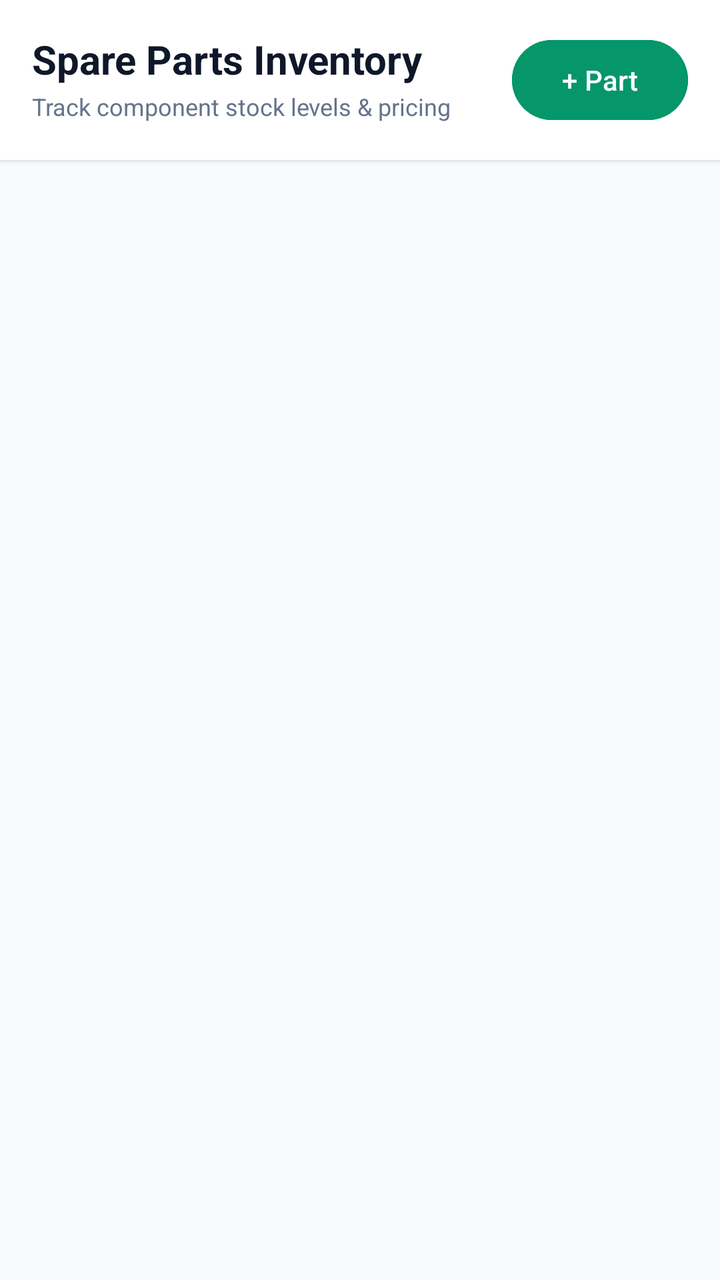
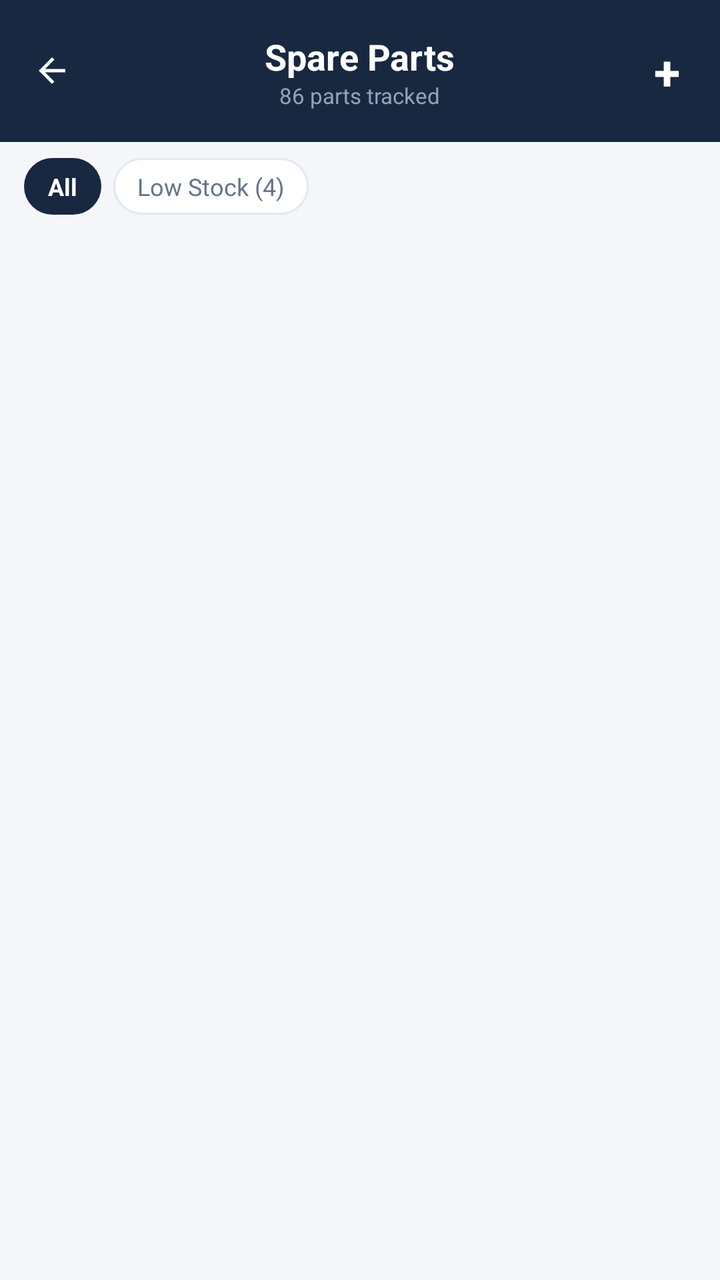

An Android layout rendered at two revisions. The XML below is the earlier revision; the diff shows what the commit changed to produce the second picture.
<!-- AndroidManifest.xml: application theme Theme.TechFix -->
<!-- res/layout/fragment_admin_spare_parts.xml -->
<?xml version="1.0" encoding="utf-8"?>
<LinearLayout 
    xmlns:android="http://schemas.android.com/apk/res/android"
    xmlns:app="http://schemas.android.com/apk/res-auto"
    xmlns:tools="http://schemas.android.com/tools"
    android:layout_width="match_parent"
    android:layout_height="match_parent"
    android:orientation="vertical"
    android:background="#F8FAFC">


    <RelativeLayout
        android:layout_width="match_parent"
        android:layout_height="wrap_content"
        android:background="#FFFFFF"
        android:padding="16dp"
        android:elevation="2dp">

        <LinearLayout
            android:layout_width="wrap_content"
            android:layout_height="wrap_content"
            android:orientation="vertical">

            <TextView
                android:layout_width="wrap_content"
                android:layout_height="wrap_content"
                android:text="Spare Parts Inventory"
                android:textSize="20sp"
                android:textStyle="bold"
                android:textColor="#0F172A" />

            <TextView
                android:layout_width="wrap_content"
                android:layout_height="wrap_content"
                android:layout_marginTop="2dp"
                android:text="Track component stock levels &amp; pricing"
                android:textSize="12sp"
                android:textColor="#64748B" />
        </LinearLayout>

        <com.google.android.material.button.MaterialButton
            android:id="@+id/btnAddSparePart"
            android:layout_width="wrap_content"
            android:layout_height="wrap_content"
            android:layout_alignParentEnd="true"
            android:layout_centerVertical="true"
            android:text="+ Part"
            android:backgroundTint="#059669" />
    </RelativeLayout>

    <androidx.recyclerview.widget.RecyclerView
        android:id="@+id/rvSparePartsList"
        android:layout_width="match_parent"
        android:layout_height="0dp"
        android:layout_weight="1"
        android:paddingVertical="8dp"
        tools:listitem="@layout/item_spare_part_card" />


</LinearLayout>
<!-- res/layout/item_spare_part_card.xml (included above) -->
<?xml version="1.0" encoding="utf-8"?>
<com.google.android.material.card.MaterialCardView 
    xmlns:android="http://schemas.android.com/apk/res/android"
    xmlns:app="http://schemas.android.com/apk/res-auto"
    android:layout_width="match_parent"
    android:layout_height="wrap_content"
    android:layout_marginHorizontal="16dp"
    android:layout_marginVertical="8dp"
    app:cardCornerRadius="20dp"
    app:cardElevation="2dp"
    app:strokeColor="#E2E8F0"
    app:strokeWidth="1.2dp"
    app:cardBackgroundColor="#FFFFFF">

    <LinearLayout
        android:layout_width="match_parent"
        android:layout_height="wrap_content"
        android:orientation="vertical"
        android:padding="20dp">

        <RelativeLayout
            android:layout_width="match_parent"
            android:layout_height="wrap_content">

            <TextView
                android:id="@+id/tvPartName"
                android:layout_width="wrap_content"
                android:layout_height="wrap_content"
                android:layout_alignParentStart="true"
                android:layout_toStartOf="@id/tvStockStatusBadge"
                android:layout_marginEnd="8dp"
                android:text="Samsung A54 Display Assembly"
                android:textSize="17sp"
                android:textStyle="bold"
                android:textColor="#0F172A" />

            <TextView
                android:id="@+id/tvStockStatusBadge"
                android:layout_width="wrap_content"
                android:layout_height="wrap_content"
                android:layout_alignParentEnd="true"
                android:text="AVAILABLE"
                android:textSize="11sp"
                android:textStyle="bold"
                android:textColor="#065F46"
                android:background="@drawable/bg_pill_badge"
                android:backgroundTint="#D1FAE5"
                android:paddingHorizontal="12dp"
                android:paddingVertical="5dp" />
        </RelativeLayout>

        <TextView
            android:id="@+id/tvPartCategoryAndModel"
            android:layout_width="wrap_content"
            android:layout_height="wrap_content"
            android:layout_marginTop="4dp"
            android:text="Mobile Display  •  Samsung Galaxy A54"
            android:textSize="13sp"
            android:textColor="#64748B" />

        <RelativeLayout
            android:layout_width="match_parent"
            android:layout_height="wrap_content"
            android:layout_marginTop="12dp">

            <TextView
                android:id="@+id/tvPartQuantity"
                android:layout_width="wrap_content"
                android:layout_height="wrap_content"
                android:layout_alignParentStart="true"
                android:layout_centerVertical="true"
                android:text="Stock: 4 Units (Min: 2)"
                android:textSize="13sp"
                android:textColor="#475569" />

            <TextView
                android:id="@+id/tvPartPrice"
                android:layout_width="wrap_content"
                android:layout_height="wrap_content"
                android:layout_alignParentEnd="true"
                android:text="Rs. 25,000"
                android:textSize="17sp"
                android:textStyle="bold"
                android:textColor="#059669" />
        </RelativeLayout>

    </LinearLayout>

</com.google.android.material.card.MaterialCardView>
<!-- resources referenced by this layout -->
<resources>
  <!-- drawable bg_pill_badge (drawable) -->
  <?xml version="1.0" encoding="utf-8"?>
  <shape xmlns:android="http://schemas.android.com/apk/res/android"
      android:shape="rectangle">
      <solid android:color="#FEE2E2" />
      <corners android:radius="12dp" />
  </shape>
  <style name="Theme.TechFix" parent="Base.Theme.TechFix" />
  <style name="Base.Theme.TechFix" parent="Theme.Material3.DayNight.NoActionBar">
          
          
      </style>
</resources>

<!-- the commit's change to res/layout/fragment_admin_spare_parts.xml (unified diff, before → after) -->
@@ -6,56 +6,105 @@
     android:layout_width="match_parent"
     android:layout_height="match_parent"
     android:orientation="vertical"
-    android:background="#F8FAFC">
+    android:background="@color/bg_app">
 
-
+    
     <RelativeLayout
         android:layout_width="match_parent"
         android:layout_height="wrap_content"
-        android:background="#FFFFFF"
-        android:padding="16dp"
-        android:elevation="2dp">
+        android:background="@color/navy_header"
+        android:paddingHorizontal="16dp"
+        android:paddingTop="18dp"
+        android:paddingBottom="14dp">
+
+        <ImageView
+            android:id="@+id/btnBack"
+            android:layout_width="20dp"
+            android:layout_height="20dp"
+            android:layout_alignParentStart="true"
+            android:layout_centerVertical="true"
+            android:src="@drawable/ic_arrow_back"
+            app:tint="@color/white" />
 
         <LinearLayout
             android:layout_width="wrap_content"
             android:layout_height="wrap_content"
+            android:layout_centerInParent="true"
+            android:gravity="center"
             android:orientation="vertical">
 
             <TextView
                 android:layout_width="wrap_content"
                 android:layout_height="wrap_content"
-                android:text="Spare Parts Inventory"
-                android:textSize="20sp"
+                android:text="Spare Parts"
+                android:textSize="18sp"
                 android:textStyle="bold"
-                android:textColor="#0F172A" />
+                android:textColor="@color/white" />
 
             <TextView
+                android:id="@+id/tvPartsSubtitle"
                 android:layout_width="wrap_content"
                 android:layout_height="wrap_content"
-                android:layout_marginTop="2dp"
-                android:text="Track component stock levels &amp; pricing"
-                android:textSize="12sp"
-                android:textColor="#64748B" />
+                android:text="86 parts tracked"
+                android:textSize="11sp"
+                android:textColor="@color/navy_header_sub" />
         </LinearLayout>
 
-        <com.google.android.material.button.MaterialButton
+        <TextView
             android:id="@+id/btnAddSparePart"
             android:layout_width="wrap_content"
             android:layout_height="wrap_content"
             android:layout_alignParentEnd="true"
             android:layout_centerVertical="true"
-            android:text="+ Part"
-            android:backgroundTint="#059669" />
+            android:text="+"
+            android:textSize="24sp"
+            android:textStyle="bold"
+            android:textColor="@color/white"
+            android:paddingHorizontal="4dp" />
     </RelativeLayout>
+
+    
+    <LinearLayout
+        android:layout_width="match_parent"
+        android:layout_height="wrap_content"
+        android:orientation="horizontal"
+        android:paddingHorizontal="12dp"
+        android:paddingTop="8dp"
+        android:paddingBottom="2dp">
+
+        <TextView
+            android:id="@+id/chipAll"
+            android:layout_width="wrap_content"
+            android:layout_height="wrap_content"
+            android:background="@drawable/bg_chip_active"
+            android:text="All"
+            android:textColor="@color/white"
+            android:textSize="12sp"
+            android:textStyle="bold"
+            android:paddingHorizontal="12dp"
+            android:paddingVertical="6dp"
+            android:layout_marginEnd="6dp" />
+
+        <TextView
+            android:id="@+id/chipLowStock"
+            android:layout_width="wrap_content"
+            android:layout_height="wrap_content"
+            android:background="@drawable/bg_chip_inactive"
+            android:text="Low Stock (4)"
+            android:textColor="@color/text_secondary"
+            android:textSize="12sp"
+            android:paddingHorizontal="12dp"
+            android:paddingVertical="6dp" />
+    </LinearLayout>
 
     <androidx.recyclerview.widget.RecyclerView
         android:id="@+id/rvSparePartsList"
         android:layout_width="match_parent"
         android:layout_height="0dp"
         android:layout_weight="1"
-        android:paddingVertical="8dp"
+        android:paddingVertical="4dp"
+        android:clipToPadding="false"
         tools:listitem="@layout/item_spare_part_card" />
-
 
 </LinearLayout>
 <!-- res/layout/item_spare_part_card.xml (included above) -->
@@ -65,86 +114,62 @@
     xmlns:app="http://schemas.android.com/apk/res-auto"
     android:layout_width="match_parent"
     android:layout_height="wrap_content"
-    android:layout_marginHorizontal="16dp"
-    android:layout_marginVertical="8dp"
-    app:cardCornerRadius="20dp"
-    app:cardElevation="2dp"
-    app:strokeColor="#E2E8F0"
-    app:strokeWidth="1.2dp"
-    app:cardBackgroundColor="#FFFFFF">
+    android:layout_marginHorizontal="12dp"
+    android:layout_marginVertical="4dp"
+    app:cardCornerRadius="12dp"
+    app:cardElevation="1dp"
+    app:strokeColor="@color/divider_color"
+    app:strokeWidth="1dp"
+    app:cardBackgroundColor="@color/card_bg">
 
-    <LinearLayout
+    <RelativeLayout
         android:layout_width="match_parent"
         android:layout_height="wrap_content"
-        android:orientation="vertical"
-        android:padding="20dp">
+        android:paddingHorizontal="12dp"
+        android:paddingVertical="10dp">
 
-        <RelativeLayout
-            android:layout_width="match_parent"
-            android:layout_height="wrap_content">
+        <LinearLayout
+            android:layout_width="wrap_content"
+            android:layout_height="wrap_content"
+            android:layout_alignParentStart="true"
+            android:layout_toStartOf="@id/tvStockStatusBadge"
+            android:layout_marginEnd="4dp"
+            android:orientation="vertical">
 
             <TextView
                 android:id="@+id/tvPartName"
                 android:layout_width="wrap_content"
                 android:layout_height="wrap_content"
-                android:layout_alignParentStart="true"
-                android:layout_toStartOf="@id/tvStockStatusBadge"
-                android:layout_marginEnd="8dp"
-                android:text="Samsung A54 Display Assembly"
-                android:textSize="17sp"
+                android:text="OLED Panel — iPhone 12"
+                android:textSize="14sp"
                 android:textStyle="bold"
-                android:textColor="#0F172A" />
-
-            <TextView
-                android:id="@+id/tvStockStatusBadge"
-                android:layout_width="wrap_content"
-                android:layout_height="wrap_content"
-                android:layout_alignParentEnd="true"
-                android:text="AVAILABLE"
-                android:textSize="11sp"
-                android:textStyle="bold"
-                android:textColor="#065F46"
-                android:background="@drawable/bg_pill_badge"
-                android:backgroundTint="#D1FAE5"
-                android:paddingHorizontal="12dp"
-                android:paddingVertical="5dp" />
-        </RelativeLayout>
-
-        <TextView
-            android:id="@+id/tvPartCategoryAndModel"
-            android:layout_width="wrap_content"
-            android:layout_height="wrap_content"
-            android:layout_marginTop="4dp"
-            android:text="Mobile Display  •  Samsung Galaxy A54"
-            android:textSize="13sp"
-            android:textColor="#64748B" />
-
-        <RelativeLayout
-            android:layout_width="match_parent"
-            android:layout_height="wrap_content"
-            android:layout_marginTop="12dp">
+                android:textColor="@color/navy_header" />
 
             <TextView
                 android:id="@+id/tvPartQuantity"
                 android:layout_width="wrap_content"
                 android:layout_height="wrap_content"
-                android:layout_alignParentStart="true"
-                android:layout_centerVertical="true"
-                android:text="Stock: 4 Units (Min: 2)"
-                android:textSize="13sp"
-                android:textColor="#475569" />
+                android:text="Qty: 2 · Rs. 18,500 each"
+                android:textSize="12sp"
+                android:textColor="@color/text_secondary" />
 
-            <TextView
-                android:id="@+id/tvPartPrice"
-                android:layout_width="wrap_content"
-                android:layout_height="wrap_content"
-                android:layout_alignParentEnd="true"
-                android:text="Rs. 25,000"
-                android:textSize="17sp"
-                android:textStyle="bold"
-                android:textColor="#059669" />
-        </RelativeLayout>
+            <TextView android:id="@+id/tvPartCategoryAndModel" android:layout_width="wrap_content" android:layout_height="wrap_content" android:visibility="gone" />
+            <TextView android:id="@+id/tvPartPrice" android:layout_width="wrap_content" android:layout_height="wrap_content" android:visibility="gone" />
+        </LinearLayout>
 
-    </LinearLayout>
+        <TextView
+            android:id="@+id/tvStockStatusBadge"
+            android:layout_width="wrap_content"
+            android:layout_height="wrap_content"
+            android:layout_alignParentEnd="true"
+            android:layout_centerVertical="true"
+            android:text="LOW STOCK"
+            android:textSize="10sp"
+            android:textStyle="bold"
+            android:textColor="@color/badge_red_text"
+            android:background="@drawable/bg_badge_red"
+            android:paddingHorizontal="8dp"
+            android:paddingVertical="3dp" />
+    </RelativeLayout>
 
 </com.google.android.material.card.MaterialCardView>
<!-- resource entries referenced after the edit -->
@@ -1,16 +1,56 @@
 <!-- resources referenced by this layout -->
 <resources>
-  <!-- drawable bg_pill_badge (drawable) -->
+  <color name="badge_red_text">#DC2626</color>
+  <color name="bg_app">#F4F6F9</color>
+  <color name="card_bg">#FFFFFF</color>
+  <color name="divider_color">#E2E8F0</color>
+  <color name="navy_header">#192841</color>
+  <color name="navy_header_sub">#94A3B8</color>
+  <color name="text_secondary">#64748B</color>
+  <color name="white">#FFFFFFFF</color>
+  <!-- drawable bg_badge_red (drawable) -->
   <?xml version="1.0" encoding="utf-8"?>
   <shape xmlns:android="http://schemas.android.com/apk/res/android"
       android:shape="rectangle">
-      <solid android:color="#FEE2E2" />
-      <corners android:radius="12dp" />
+      <solid android:color="@color/badge_red_bg" />
+      <corners android:radius="16dp" />
   </shape>
+  <!-- drawable bg_chip_active (drawable) -->
+  <?xml version="1.0" encoding="utf-8"?>
+  <shape xmlns:android="http://schemas.android.com/apk/res/android"
+      android:shape="rectangle">
+      <solid android:color="@color/navy_header" />
+      <corners android:radius="20dp" />
+  </shape>
+  <!-- drawable bg_chip_inactive (drawable) -->
+  <?xml version="1.0" encoding="utf-8"?>
+  <shape xmlns:android="http://schemas.android.com/apk/res/android"
+      android:shape="rectangle">
+      <solid android:color="@color/card_bg" />
+      <corners android:radius="20dp" />
+      <stroke android:width="1dp" android:color="@color/divider_color" />
+  </shape>
+  <!-- drawable ic_arrow_back (drawable) -->
+  <vector xmlns:android="http://schemas.android.com/apk/res/android"
+      android:width="24dp"
+      android:height="24dp"
+      android:viewportWidth="24"
+      android:viewportHeight="24">
+    <path
+        android:fillColor="#FFFFFF"
+        android:pathData="M20,11H7.83l5.59,-5.59L12,4l-8,8 8,8 1.41,-1.41L7.83,13H20v-2z"/>
+  </vector>
   <style name="Theme.TechFix" parent="Base.Theme.TechFix" />
+  <color name="badge_red_bg">#FEE2E2</color>
   <style name="Base.Theme.TechFix" parent="Theme.Material3.DayNight.NoActionBar">
           
-          
+          <item name="colorPrimary">@color/accent_amber</item>
+          <item name="colorOnPrimary">@color/white</item>
+          <item name="colorPrimaryContainer">@color/navy_header</item>
+          <item name="colorOnPrimaryContainer">@color/white</item>
+          <item name="android:windowBackground">@color/bg_app</item>
+          <item name="android:statusBarColor">@color/navy_header</item>
       </style>
+  <color name="accent_amber">#F59E0B</color>
 </resources>
 
